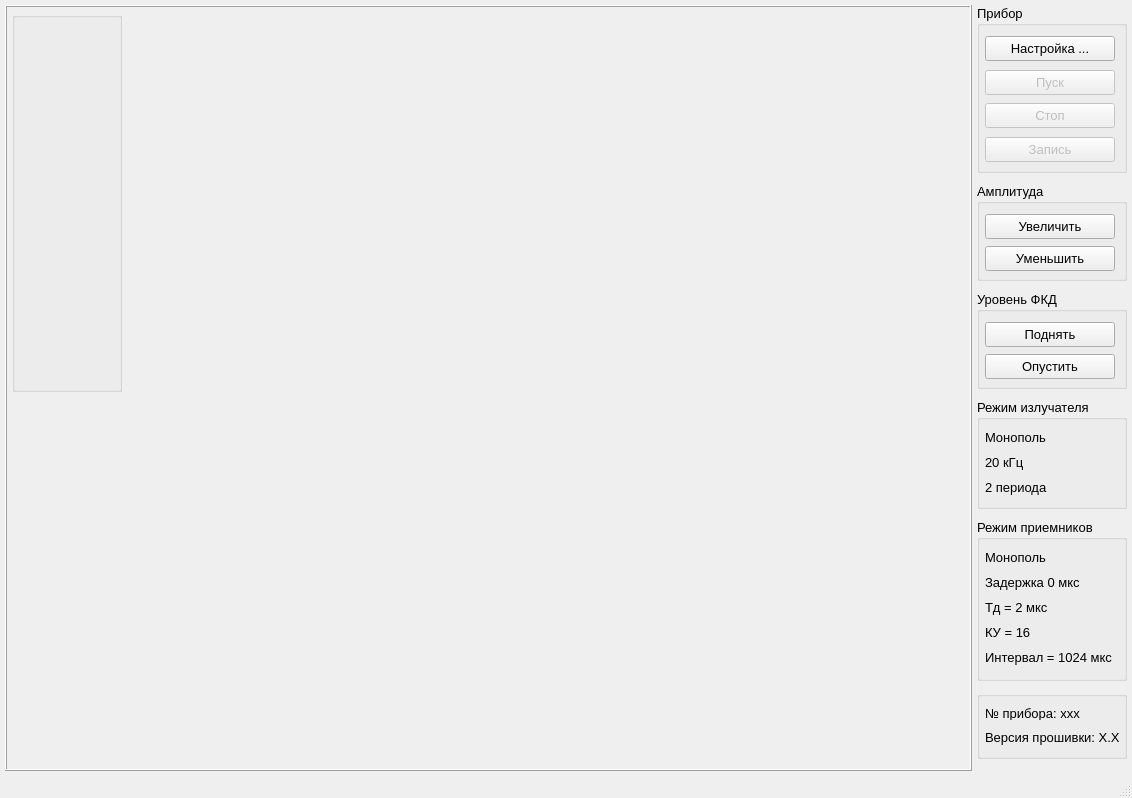
This is mainwindow.ui in BatleCat/Qt_akp_reg as Qt 5 draws it before an edit. The edited form follows.
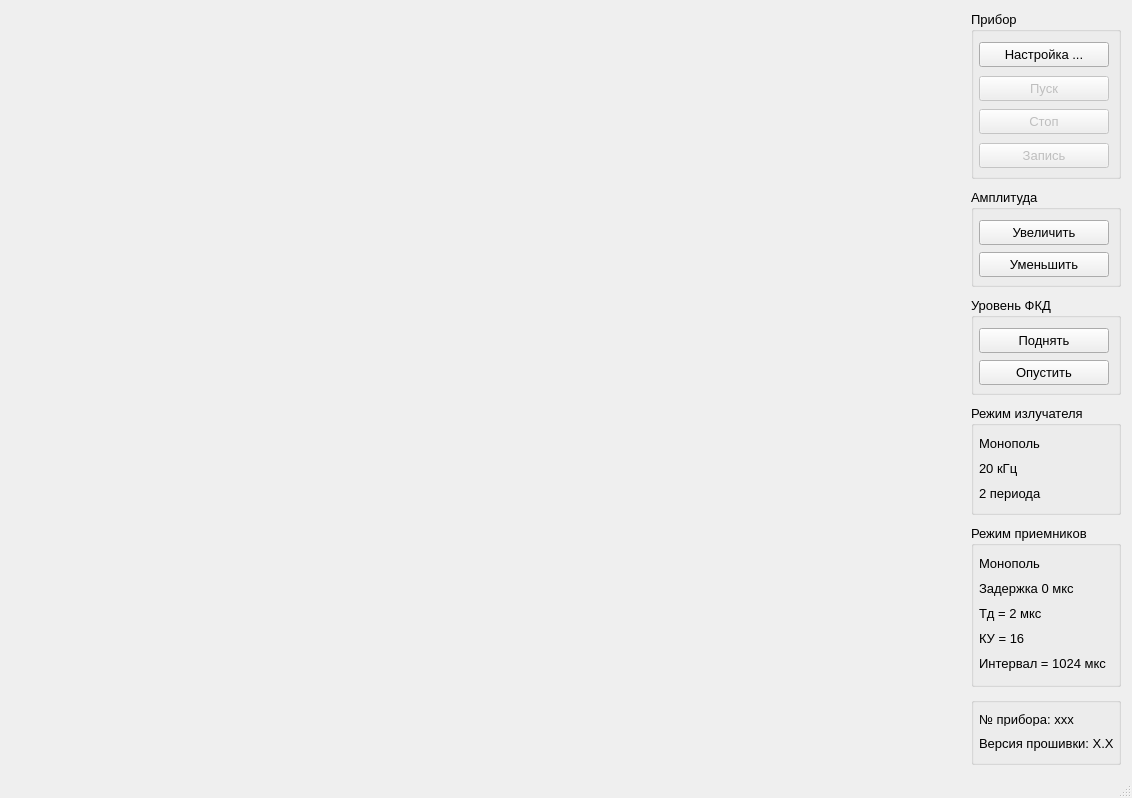
This is the edited form. Icons and pictures are not drawn.

Commit message: переделал компоновку окна с использованием GreedLayout

The edit to the form file:
```diff
--- a/mainwindow.ui
+++ b/mainwindow.ui
@@ -35,236 +35,13 @@
     <normaloff>:/icons/images/TNG.ico</normaloff>:/icons/images/TNG.ico</iconset>
   </property>
   <widget class="QWidget" name="centralWidget">
-   <layout class="QHBoxLayout" name="horizontalLayout_2">
-    <property name="spacing">
-     <number>5</number>
-    </property>
-    <property name="leftMargin">
-     <number>5</number>
-    </property>
-    <property name="topMargin">
-     <number>5</number>
-    </property>
-    <property name="rightMargin">
-     <number>5</number>
-    </property>
-    <property name="bottomMargin">
-     <number>5</number>
-    </property>
+   <layout class="QHBoxLayout" name="horizontalLayout">
     <item>
-     <widget class="QFrame" name="frame">
-      <property name="sizePolicy">
-       <sizepolicy hsizetype="Expanding" vsizetype="Expanding">
-        <horstretch>0</horstretch>
-        <verstretch>0</verstretch>
-       </sizepolicy>
-      </property>
-      <property name="minimumSize">
-       <size>
-        <width>0</width>
-        <height>385</height>
-       </size>
-      </property>
-      <property name="maximumSize">
-       <size>
-        <width>16777215</width>
-        <height>16777215</height>
-       </size>
-      </property>
-      <property name="frameShape">
-       <enum>QFrame::Box</enum>
-      </property>
-      <property name="frameShadow">
-       <enum>QFrame::Raised</enum>
-      </property>
-      <layout class="QVBoxLayout" name="verticalLayout_13">
+     <layout class="QGridLayout" name="gridLayout">
        <property name="spacing">
         <number>5</number>
        </property>
-       <property name="leftMargin">
-        <number>5</number>
-       </property>
-       <property name="topMargin">
-        <number>5</number>
-       </property>
-       <property name="rightMargin">
-        <number>5</number>
-       </property>
-       <property name="bottomMargin">
-        <number>5</number>
-       </property>
-       <item>
-        <layout class="QHBoxLayout" name="horizontalLayout_VK">
-         <property name="spacing">
-          <number>5</number>
-         </property>
-         <item>
-          <widget class="QGroupBox" name="groupBox">
-           <property name="sizePolicy">
-            <sizepolicy hsizetype="Fixed" vsizetype="Fixed">
-             <horstretch>0</horstretch>
-             <verstretch>0</verstretch>
-            </sizepolicy>
-           </property>
-           <property name="minimumSize">
-            <size>
-             <width>110</width>
-             <height>380</height>
-            </size>
-           </property>
-           <property name="maximumSize">
-            <size>
-             <width>110</width>
-             <height>381</height>
-            </size>
-           </property>
-           <property name="font">
-            <font>
-             <pointsize>10</pointsize>
-             <weight>50</weight>
-             <italic>false</italic>
-             <bold>false</bold>
-             <kerning>true</kerning>
-            </font>
-           </property>
-           <property name="title">
-            <string/>
-           </property>
-           <property name="alignment">
-            <set>Qt::AlignCenter</set>
-           </property>
-           <layout class="QVBoxLayout" name="verticalLayout">
-            <property name="spacing">
-             <number>5</number>
-            </property>
-            <property name="leftMargin">
-             <number>25</number>
-            </property>
-            <property name="topMargin">
-             <number>10</number>
-            </property>
-            <property name="rightMargin">
-             <number>5</number>
-            </property>
-            <property name="bottomMargin">
-             <number>5</number>
-            </property>
-           </layout>
-          </widget>
-         </item>
-         <item>
-          <widget class="QWidget" name="widget_VK1" native="true">
-           <property name="sizePolicy">
-            <sizepolicy hsizetype="Expanding" vsizetype="Fixed">
-             <horstretch>0</horstretch>
-             <verstretch>0</verstretch>
-            </sizepolicy>
-           </property>
-           <property name="minimumSize">
-            <size>
-             <width>415</width>
-             <height>380</height>
-            </size>
-           </property>
-           <layout class="QHBoxLayout" name="horizontalLayout_VK1">
-            <property name="spacing">
-             <number>0</number>
-            </property>
-            <property name="leftMargin">
-             <number>0</number>
-            </property>
-            <property name="topMargin">
-             <number>0</number>
-            </property>
-            <property name="rightMargin">
-             <number>0</number>
-            </property>
-            <property name="bottomMargin">
-             <number>0</number>
-            </property>
-           </layout>
-          </widget>
-         </item>
-         <item>
-          <widget class="QWidget" name="widget_VK2" native="true">
-           <property name="sizePolicy">
-            <sizepolicy hsizetype="Expanding" vsizetype="Fixed">
-             <horstretch>0</horstretch>
-             <verstretch>0</verstretch>
-            </sizepolicy>
-           </property>
-           <property name="minimumSize">
-            <size>
-             <width>414</width>
-             <height>380</height>
-            </size>
-           </property>
-           <layout class="QHBoxLayout" name="horizontalLayout_VK2">
-            <property name="spacing">
-             <number>0</number>
-            </property>
-            <property name="leftMargin">
-             <number>0</number>
-            </property>
-            <property name="topMargin">
-             <number>0</number>
-            </property>
-            <property name="rightMargin">
-             <number>0</number>
-            </property>
-            <property name="bottomMargin">
-             <number>0</number>
-            </property>
-           </layout>
-          </widget>
-         </item>
-        </layout>
-       </item>
-       <item>
-        <layout class="QHBoxLayout" name="horizontalLayout_FKD">
-         <property name="spacing">
-          <number>5</number>
-         </property>
-         <item>
-          <widget class="QWidget" name="widget_dept" native="true">
-           <property name="sizePolicy">
-            <sizepolicy hsizetype="Fixed" vsizetype="Expanding">
-             <horstretch>0</horstretch>
-             <verstretch>0</verstretch>
-            </sizepolicy>
-           </property>
-           <property name="minimumSize">
-            <size>
-             <width>95</width>
-             <height>150</height>
-            </size>
-           </property>
-           <property name="maximumSize">
-            <size>
-             <width>95</width>
-             <height>16777215</height>
-            </size>
-           </property>
-           <layout class="QVBoxLayout" name="verticalLayout_dept_col">
-            <property name="spacing">
-             <number>0</number>
-            </property>
-            <property name="leftMargin">
-             <number>0</number>
-            </property>
-            <property name="topMargin">
-             <number>0</number>
-            </property>
-            <property name="rightMargin">
-             <number>0</number>
-            </property>
-            <property name="bottomMargin">
-             <number>0</number>
-            </property>
-           </layout>
-          </widget>
-         </item>
-         <item>
+      <item row="1" column="3">
           <widget class="QWidget" name="widget_ml" native="true">
            <property name="sizePolicy">
             <sizepolicy hsizetype="Fixed" vsizetype="Expanding">
@@ -303,7 +80,46 @@
            </layout>
           </widget>
          </item>
-         <item>
+      <item row="1" column="2">
+       <widget class="QWidget" name="widget_dept" native="true">
+        <property name="sizePolicy">
+         <sizepolicy hsizetype="Fixed" vsizetype="Expanding">
+          <horstretch>0</horstretch>
+          <verstretch>0</verstretch>
+         </sizepolicy>
+        </property>
+        <property name="minimumSize">
+         <size>
+          <width>95</width>
+          <height>150</height>
+         </size>
+        </property>
+        <property name="maximumSize">
+         <size>
+          <width>95</width>
+          <height>16777215</height>
+         </size>
+        </property>
+        <layout class="QVBoxLayout" name="verticalLayout_dept_col">
+         <property name="spacing">
+          <number>0</number>
+         </property>
+         <property name="leftMargin">
+          <number>0</number>
+         </property>
+         <property name="topMargin">
+          <number>0</number>
+         </property>
+         <property name="rightMargin">
+          <number>0</number>
+         </property>
+         <property name="bottomMargin">
+          <number>0</number>
+         </property>
+        </layout>
+       </widget>
+      </item>
+      <item row="1" column="4">
           <widget class="QWidget" name="widget_VK1_FKD" native="true">
            <property name="sizePolicy">
             <sizepolicy hsizetype="Expanding" vsizetype="Expanding">
@@ -336,7 +152,7 @@
            </layout>
           </widget>
          </item>
-         <item>
+      <item row="1" column="5">
           <widget class="QWidget" name="widget_VK2_FKD" native="true">
            <property name="sizePolicy">
             <sizepolicy hsizetype="Expanding" vsizetype="Expanding">
@@ -369,10 +185,73 @@
            </layout>
           </widget>
          </item>
+      <item row="0" column="4">
+       <widget class="QWidget" name="widget_VK1" native="true">
+        <property name="sizePolicy">
+         <sizepolicy hsizetype="Expanding" vsizetype="Fixed">
+          <horstretch>0</horstretch>
+          <verstretch>0</verstretch>
+         </sizepolicy>
+        </property>
+        <property name="minimumSize">
+         <size>
+          <width>415</width>
+          <height>380</height>
+         </size>
+        </property>
+        <layout class="QHBoxLayout" name="horizontalLayout_VK1">
+         <property name="spacing">
+          <number>0</number>
+         </property>
+         <property name="leftMargin">
+          <number>0</number>
+         </property>
+         <property name="topMargin">
+          <number>0</number>
+         </property>
+         <property name="rightMargin">
+          <number>0</number>
+         </property>
+         <property name="bottomMargin">
+          <number>0</number>
+         </property>
         </layout>
-       </item>
-      </layout>
-     </widget>
+       </widget>
+      </item>
+      <item row="0" column="5">
+       <widget class="QWidget" name="widget_VK2" native="true">
+        <property name="sizePolicy">
+         <sizepolicy hsizetype="Expanding" vsizetype="Fixed">
+          <horstretch>0</horstretch>
+          <verstretch>0</verstretch>
+         </sizepolicy>
+        </property>
+        <property name="minimumSize">
+         <size>
+          <width>414</width>
+          <height>380</height>
+         </size>
+        </property>
+        <layout class="QHBoxLayout" name="horizontalLayout_VK2">
+         <property name="spacing">
+          <number>0</number>
+         </property>
+         <property name="leftMargin">
+          <number>0</number>
+         </property>
+         <property name="topMargin">
+          <number>0</number>
+         </property>
+         <property name="rightMargin">
+          <number>0</number>
+         </property>
+         <property name="bottomMargin">
+          <number>0</number>
+         </property>
+        </layout>
+       </widget>
+      </item>
+     </layout>
     </item>
     <item>
      <layout class="QVBoxLayout" name="verticalLayout_Tool">
```
Lines whose indentation alone changed are shown as unchanged. The commit also changes 1 other file.
